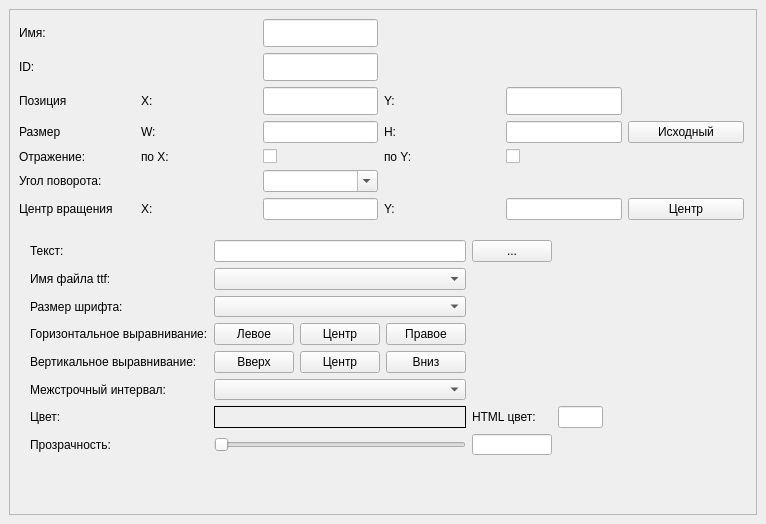
ermachkov/GUI-Creator, file ui/property_window.ui: the form before one commit.
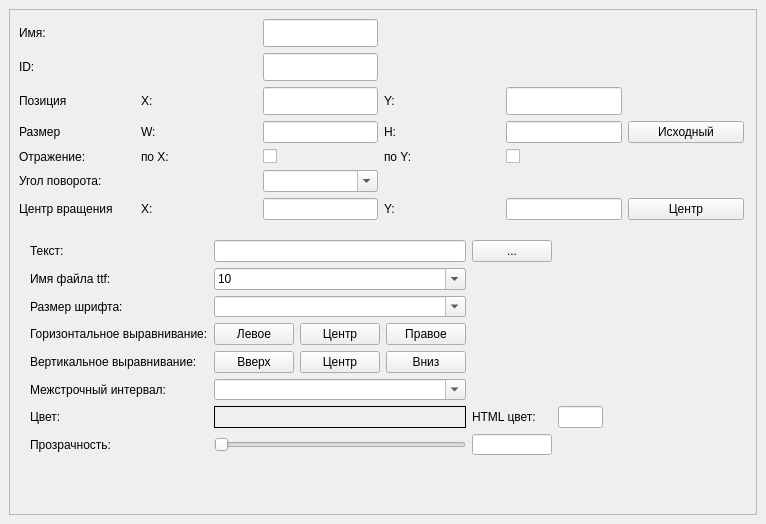
The form after the commit.

```diff
--- a/ui/property_window.ui
+++ b/ui/property_window.ui
@@ -337,13 +337,35 @@
             </widget>
            </item>
            <item row="5" column="1">
-            <widget class="QComboBox" name="mLineSpacingComboBox"/>
+            <widget class="QComboBox" name="mLineSpacingComboBox">
+             <property name="editable">
+              <bool>true</bool>
+             </property>
+            </widget>
            </item>
            <item row="2" column="1">
-            <widget class="QComboBox" name="mFontSizeComboBox"/>
+            <widget class="QComboBox" name="mFontSizeComboBox">
+             <property name="editable">
+              <bool>true</bool>
+             </property>
+            </widget>
            </item>
            <item row="1" column="1">
-            <widget class="QComboBox" name="mFileNameComboBox"/>
+            <widget class="QComboBox" name="mFileNameComboBox">
+             <property name="editable">
+              <bool>true</bool>
+             </property>
+             <item>
+              <property name="text">
+               <string>10</string>
+              </property>
+             </item>
+             <item>
+              <property name="text">
+               <string>20</string>
+              </property>
+             </item>
+            </widget>
            </item>
           </layout>
          </widget>
```
